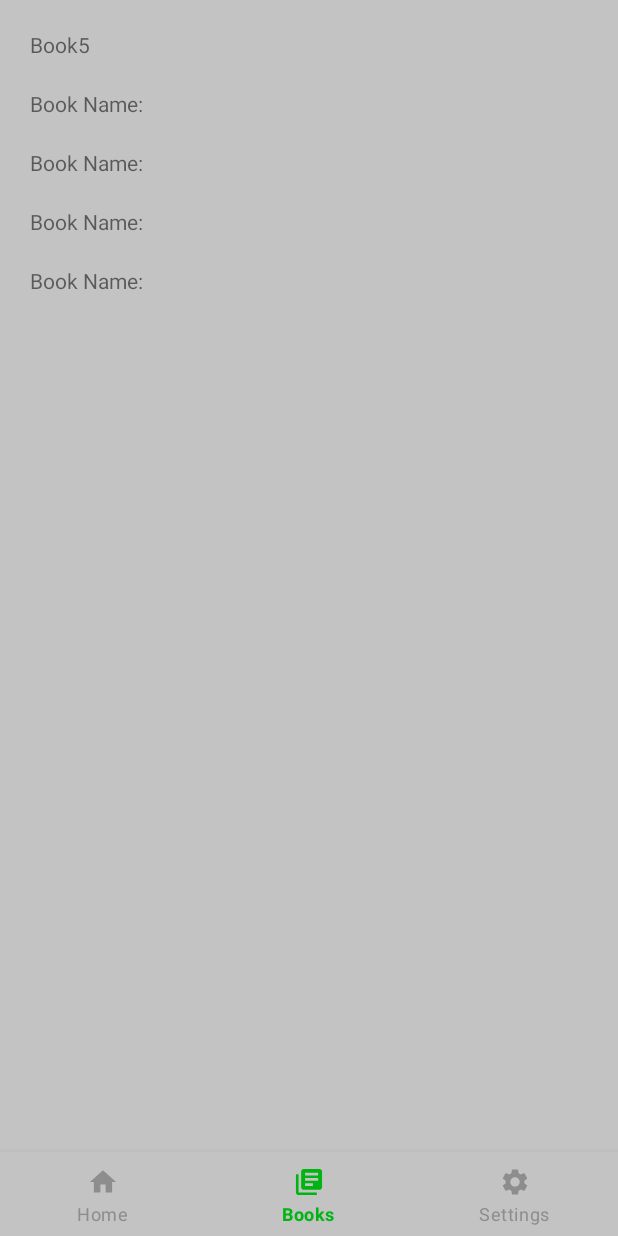
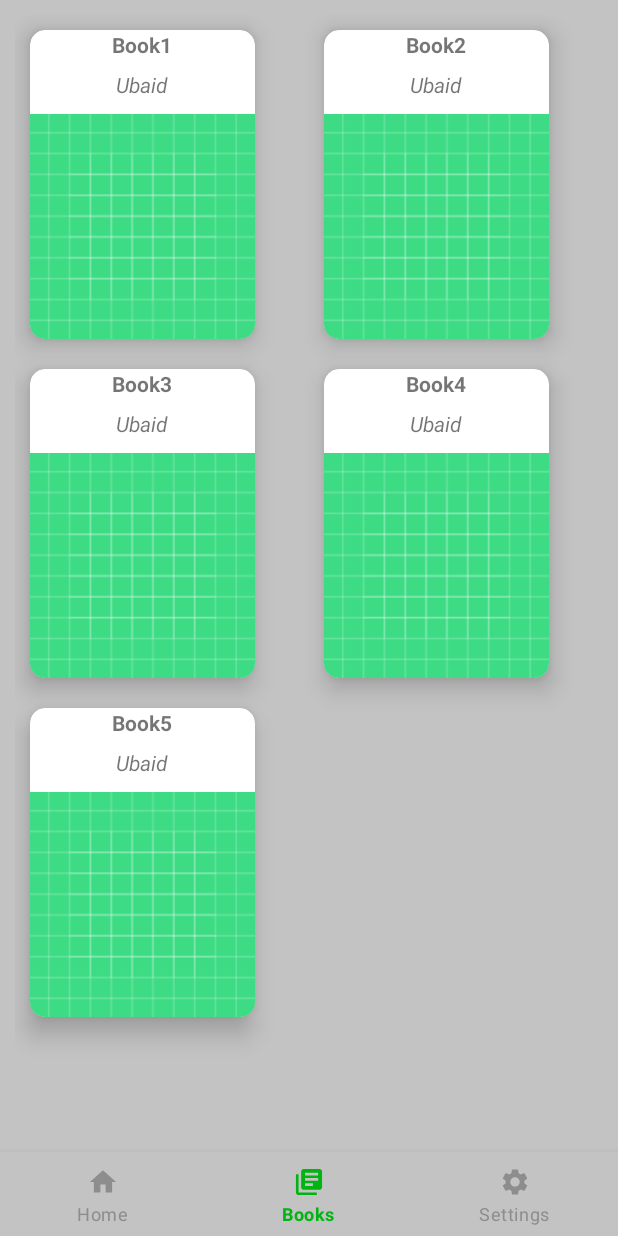
Before and after one commit to Ubaid2001/IslamicCompass, an Android app: the screen it shows after launch (MainActivity), item 2 of the bottom bar chosen, on a phone screen of 412 x 824 dp. Run offline under Robolectric (Android 15) with nearby library versions, the phone set to English and light mode, and no system bars; 3 statements that could not run were skipped.

Commit message:
finished the book recycle view with cardview (attempt2 at making this work)

```diff
--- a/app/src/main/java/com/example/islamiccompass/BooksFragment.java
+++ b/app/src/main/java/com/example/islamiccompass/BooksFragment.java
@@ -51,7 +51,7 @@ public class BooksFragment extends Fragment {
         adapter.setBooks(books);
 
         booksRecView.setAdapter(adapter);
-        booksRecView.setLayoutManager(new LinearLayoutManager(getContext()));
+        booksRecView.setLayoutManager(new GridLayoutManager(getContext(), 2));
         return view;
     }
 }
--- a/app/src/main/java/com/example/islamiccompass/BooksRecViewAdapter.java
+++ b/app/src/main/java/com/example/islamiccompass/BooksRecViewAdapter.java
@@ -6,6 +6,7 @@ import android.view.ViewGroup;
 import android.widget.TextView;
 
 import androidx.annotation.NonNull;
+import androidx.cardview.widget.CardView;
 import androidx.recyclerview.widget.RecyclerView;
 
 import java.util.HashMap;
@@ -32,14 +33,16 @@ public class BooksRecViewAdapter extends RecyclerView.Adapter<BooksRecViewAdapte
         for (Map.Entry<Integer, Book> entry : books.entrySet()) {
             Integer key = entry.getKey();
             Book value = entry.getValue();
-            System.out.println("key " + key + " value.getName " + value.getName() + " position " + position);
+            //System.out.println("key " + key + " value.getName " + value.getName() + " position " + position);
             if(key == position){
                 System.out.println(key + " == " + position);
                 System.out.println("Book Name: " + value.getName());
                 holder.bookName.setText(value.getName());
+                holder.authorName.setText(value.getAuthor());
+            } else {
+
+                System.out.println("NOT MATCH!!!!");
             }
-            position += 1;
-            System.out.println("NOT MATCH!!!!");
         }
 
     }
@@ -57,9 +60,15 @@ public class BooksRecViewAdapter extends RecyclerView.Adapter<BooksRecViewAdapte
     public class ViewHolder extends RecyclerView.ViewHolder{
 
         private TextView bookName;
+        private TextView authorName;
+        private CardView parent;
+
         public ViewHolder(@NonNull View itemView) {
             super(itemView);
             bookName = itemView.findViewById(R.id.bookName);
+            authorName = itemView.findViewById(R.id.authorName);
+            //Can use the parent to make toast and onclick actions
+            parent = itemView.findViewById(R.id.parent);
         }
     }
 }
--- a/app/src/main/java/com/example/islamiccompass/CompassFragment.java
+++ b/app/src/main/java/com/example/islamiccompass/CompassFragment.java
@@ -214,7 +214,7 @@ public class CompassFragment extends Fragment implements SensorEventListener {
                                 Location location1 = locationResult.getLastLocation();
 
                                 latitude = location1.getLatitude();
-                                longitude = location1.getLongitude();
+                                longitude =  location1.getLongitude();
                             }
                         };
 
@@ -238,16 +238,22 @@ public class CompassFragment extends Fragment implements SensorEventListener {
                 public void onComplete(@NonNull Task<Location> task) {
 
                     destLoc = task.getResult();
-                    destLoc.setLatitude(21.422487); //kaaba latitude setting
-                    destLoc.setLongitude(39.826206); //kaaba longitude setting
+//                    destLoc.setLatitude(21.422487); //kaaba latitude setting
+//                    destLoc.setLongitude(39.826206); //kaaba longitude setting
 
 
                     if (destLoc != null) {
+
+                        destLoc.setLatitude(21.422487); //kaaba latitude setting
+                        destLoc.setLongitude(39.826206); //kaaba longitude setting
+
                         destLocLatitude = destLoc.getLatitude();
                         destLocLongitude = destLoc.getLongitude();
                         System.out.println("Kaaba longitude: " + destLocLongitude + " Kaaba latitude: " + destLocLatitude);
+
                         bearTo = userlocation.bearingTo(destLoc);
                         System.out.println("BearTo:" + bearTo + "\u00B0" + " -------------------!!!!!!!!!!!!!!!!!!!!!");
+
                         float bearing = (float) (Math.round(bearTo * 100.0) / 100.0);
                         bearingView.setText("Bearing: " + bearing + "\u00B0");
 
@@ -281,7 +287,7 @@ public class CompassFragment extends Fragment implements SensorEventListener {
                                 super.onLocationResult(locationResult);
                                 Location location1 = locationResult.getLastLocation();
 
-                                destLocLatitude = location1.getLatitude();
+                                destLocLatitude =  location1.getLatitude();
                                 destLocLongitude = location1.getLongitude();
                             }
                         };
--- a/app/src/main/res/layout/book_list_item.xml
+++ b/app/src/main/res/layout/book_list_item.xml
@@ -1,14 +1,47 @@
 <?xml version="1.0" encoding="utf-8"?>
-<RelativeLayout xmlns:android="http://schemas.android.com/apk/res/android"
-    android:layout_width="match_parent"
+<com.google.android.material.card.MaterialCardView xmlns:android="http://schemas.android.com/apk/res/android"
+    android:layout_width="wrap_content"
     android:layout_height="wrap_content"
+    xmlns:app="http://schemas.android.com/apk/res-auto"
     android:padding="10dp"
-    android:id="@+id/parent">
+    android:id="@+id/parent"
+    android:clickable="true"
+    android:focusable="true"
+    android:checkable="true"
+    app:cardElevation="10dp"
+    app:cardCornerRadius="10dp"
+    android:layout_margin="10dp">
 
-    <TextView
-        android:layout_width="wrap_content"
-        android:layout_height="wrap_content"
-        android:text="Book Name:"
-        android:id="@+id/bookName"/>
+    <RelativeLayout
+        android:layout_width="match_parent"
+        android:layout_height="match_parent">
 
-</RelativeLayout>
+        <TextView
+            android:layout_width="wrap_content"
+            android:layout_height="wrap_content"
+            android:text="Book Name:"
+            android:id="@+id/bookName"
+            android:layout_centerHorizontal="true"
+            android:textStyle="bold"/>
+
+        <TextView
+            android:layout_width="wrap_content"
+            android:layout_height="wrap_content"
+            android:text="Author Name:"
+            android:id="@+id/authorName"
+            android:layout_centerHorizontal="true"
+            android:textStyle="italic"
+            android:layout_marginTop="7dp"
+            android:layout_below="@+id/bookName"/>
+        <ImageView
+            android:layout_width="150dp"
+            android:layout_height="150dp"
+            android:id="@+id/bookImage"
+            android:layout_below="@id/authorName"
+            android:layout_marginTop="10dp"
+            android:layout_centerHorizontal="true"
+            android:src="@drawable/ic_launcher_background"/>
+
+    </RelativeLayout>
+
+</com.google.android.material.card.MaterialCardView>
--- a/app/src/main/res/values-night/themes.xml
+++ b/app/src/main/res/values-night/themes.xml
@@ -1,6 +1,6 @@
 <resources xmlns:tools="http://schemas.android.com/tools">
     <!-- Base application theme. -->
-    <style name="Theme.IslamicCompass" parent="Theme.MaterialComponents.DayNight.NoActionBar">
+    <style name="Theme.IslamicCompass.Night" parent="Theme.MaterialComponents.DayNight.NoActionBar">
         <!-- Primary brand color. -->
 <!--        <item name="colorPrimary">@color/purple_200</item>-->
 <!--        <item name="colorPrimaryVariant">@color/purple_700</item>-->
--- a/app/src/main/res/values/themes.xml
+++ b/app/src/main/res/values/themes.xml
@@ -1,6 +1,6 @@
 <resources xmlns:tools="http://schemas.android.com/tools">
     <!-- Base application theme. -->
-    <style name="Theme.IslamicCompass" parent="Theme.MaterialComponents.DayNight.NoActionBar">
+    <style name="Theme.IslamicCompass" parent="Theme.MaterialComponents.Light.NoActionBar">
         <!-- Primary brand color. -->
         <item name="colorPrimary">@color/primary</item>
 <!--        <item name="colorPrimaryVariant">@color/purple_700</item>-->
@@ -12,6 +12,11 @@
         <!-- Status bar color. -->
         <item name="android:statusBarColor" tools:targetApi="l">@color/primary</item>
         <!-- Customize your theme here. -->
+
+        <!-- Customize your card view here. -->
+        <item name="shapeAppearanceMediumComponent">@style/ShapeAppearance.App.MediumComponent</item>
+
+
     </style>
 <!--    <style name="Theme.SplashScreen" parent="Theme.AppCompat.Light.NoActionBar">-->
 <!--        <item name="android:windowBackground">@l</item>-->
@@ -20,4 +25,12 @@
     <style name="Theme.SplashScreen" parent="Theme.AppCompat.Light.NoActionBar">
 <!--        <item name="android:windowBackground">@layout/splash_screen</item>-->
     </style>
+
+
+    <!-- CardView customization -->
+    <style name="ShapeAppearance.App.MediumComponent" parent="ShapeAppearance.MaterialComponents.MediumComponent">
+        <!--<item name="cornerFamily">cut</item>-->
+        <!--<item name="cornerSize">8dp</item>-->
+        <item name="color">@color/white</item>
+    </style>
 </resources>
```
